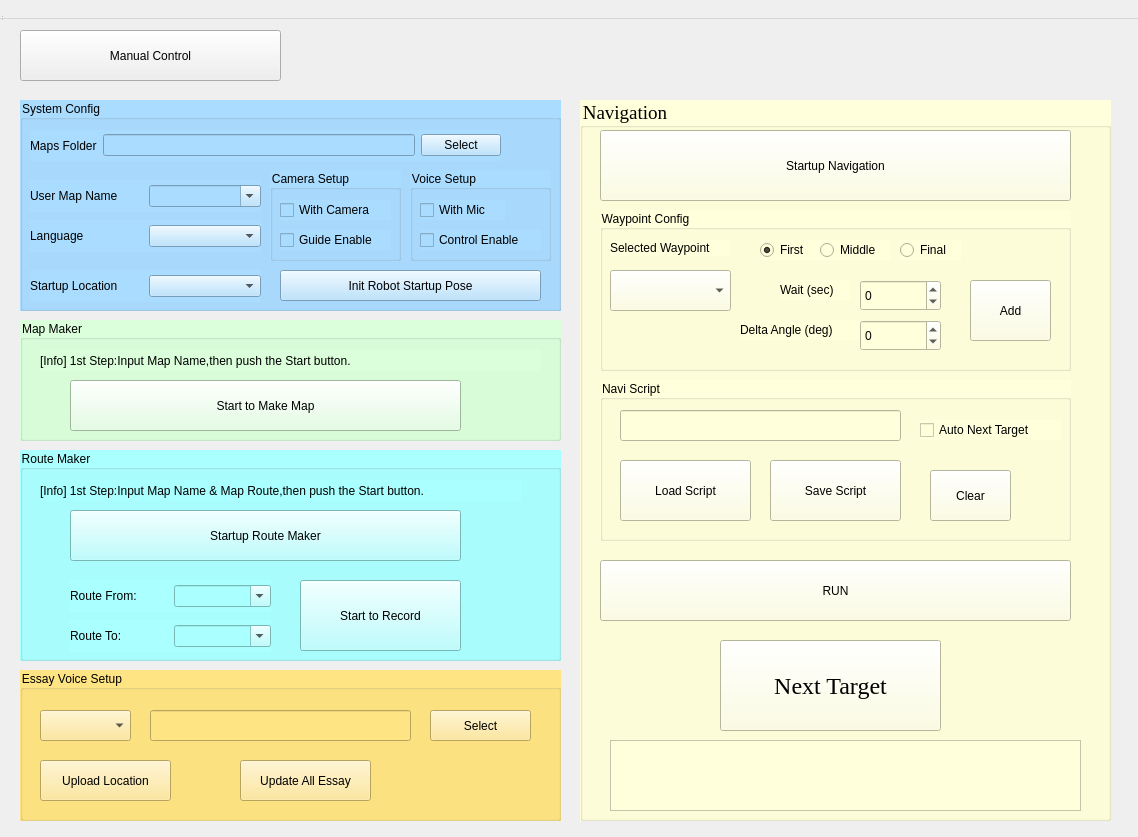
7174952/mikuni-amr-3d-lidar, file src/GUI/src/mainwindow.ui: the form before one commit.
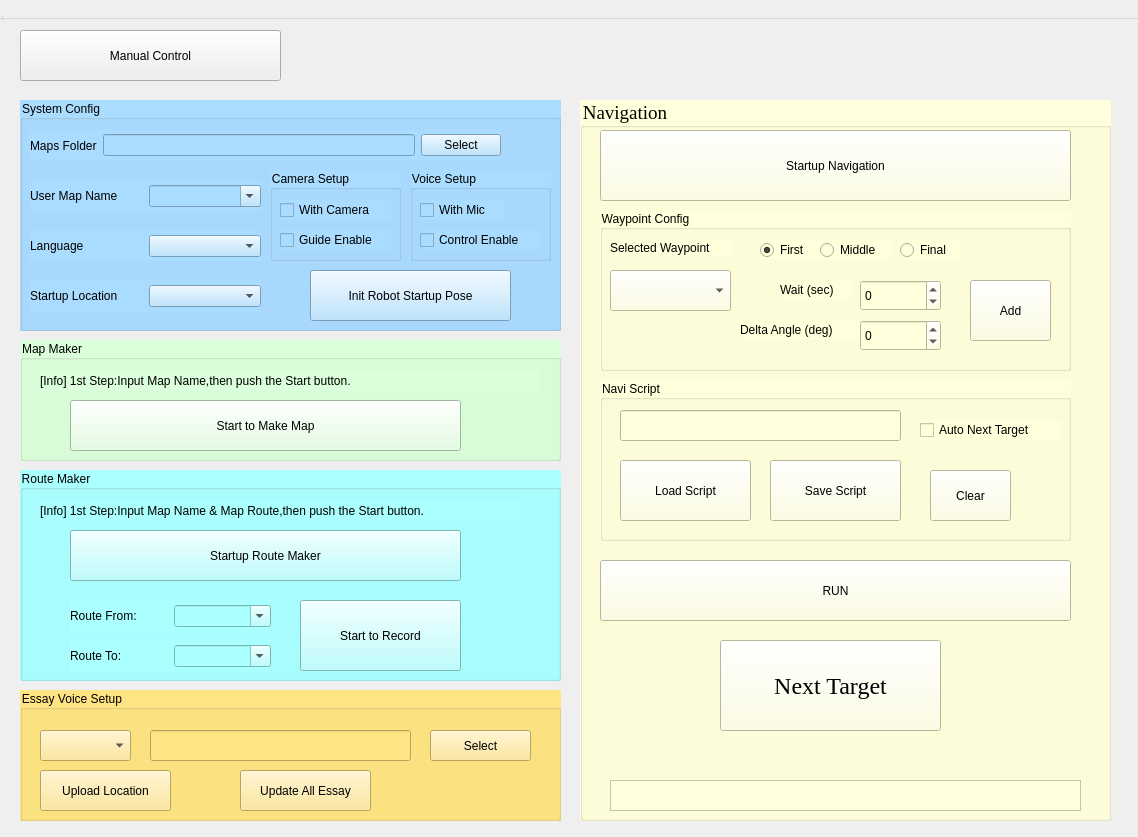
The form after the commit.

Commit message: 音楽制御修正

Patch:
```diff
--- a/src/GUI/src/mainwindow.ui
+++ b/src/GUI/src/mainwindow.ui
@@ -13,6 +13,9 @@
   <property name="windowTitle">
    <string>MainWindow</string>
   </property>
+  <property name="styleSheet">
+   <string notr="true">selection-color: rgb(255, 85, 0);</string>
+  </property>
   <widget class="QWidget" name="centralwidget" native="true">
    <property name="geometry">
     <rect>
@@ -44,7 +47,7 @@
       <x>20</x>
       <y>100</y>
       <width>541</width>
-      <height>211</height>
+      <height>231</height>
      </rect>
     </property>
     <property name="styleSheet">
@@ -132,7 +135,7 @@
      <property name="geometry">
       <rect>
        <x>10</x>
-       <y>170</y>
+       <y>180</y>
        <width>231</width>
        <height>32</height>
       </rect>
@@ -260,7 +263,7 @@
      <property name="geometry">
       <rect>
        <x>10</x>
-       <y>120</y>
+       <y>130</y>
        <width>231</width>
        <height>32</height>
       </rect>
@@ -291,10 +294,10 @@
     <widget class="QPushButton" name="pushButton_Init_Robot_Pose">
      <property name="geometry">
       <rect>
-       <x>260</x>
+       <x>290</x>
        <y>170</y>
-       <width>261</width>
-       <height>31</height>
+       <width>201</width>
+       <height>51</height>
       </rect>
      </property>
      <property name="styleSheet">
@@ -309,7 +312,7 @@
     <property name="geometry">
      <rect>
       <x>20</x>
-      <y>320</y>
+      <y>340</y>
       <width>541</width>
       <height>121</height>
      </rect>
@@ -694,9 +697,9 @@
      <property name="geometry">
       <rect>
        <x>30</x>
-       <y>640</y>
+       <y>680</y>
        <width>471</width>
-       <height>71</height>
+       <height>31</height>
       </rect>
      </property>
     </widget>
@@ -705,7 +708,7 @@
     <property name="geometry">
      <rect>
       <x>20</x>
-      <y>450</y>
+      <y>470</y>
       <width>541</width>
       <height>211</height>
      </rect>
@@ -831,9 +834,9 @@
     <property name="geometry">
      <rect>
       <x>20</x>
-      <y>670</y>
+      <y>690</y>
       <width>541</width>
-      <height>151</height>
+      <height>131</height>
      </rect>
     </property>
     <property name="styleSheet">
@@ -892,7 +895,7 @@
      <property name="geometry">
       <rect>
        <x>20</x>
-       <y>90</y>
+       <y>80</y>
        <width>131</width>
        <height>41</height>
       </rect>
@@ -908,7 +911,7 @@
      <property name="geometry">
       <rect>
        <x>220</x>
-       <y>90</y>
+       <y>80</y>
        <width>131</width>
        <height>41</height>
       </rect>
```
Left out of the diff: 4 changed lines with no effect on the pictures. The commit also changes 1 other file.
